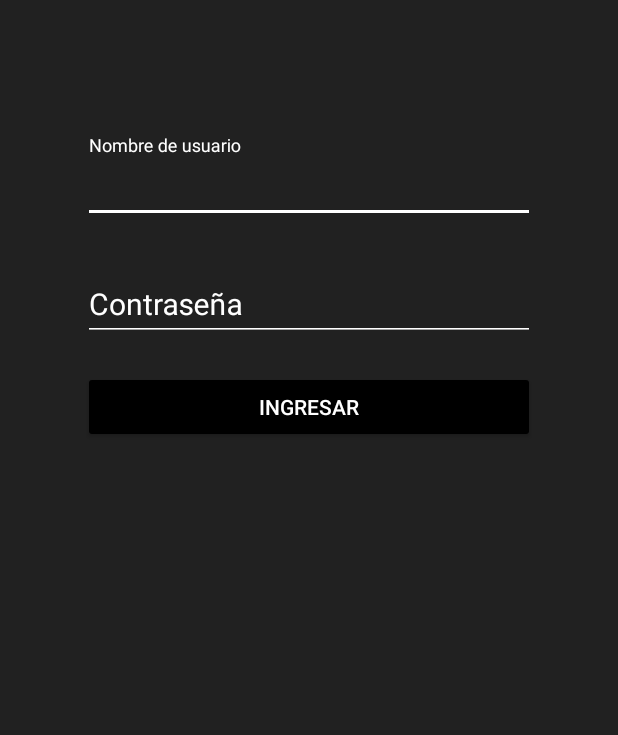
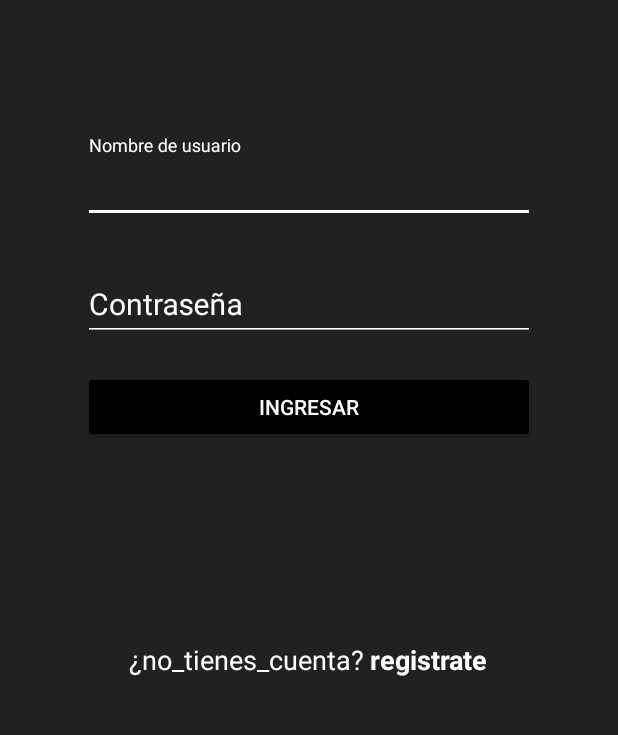
Before and after one commit to FranciscoETSD/PANDORA, an Android app: the screen it shows after launch (LoginActivity), on a phone screen of 412 x 824 dp, the part 360-1095 px from its top. Run offline under Robolectric (Android 15) with nearby library versions, the phone set to English and light mode, and no system bars.

Commit message:
opcion de registro implementado

```diff
--- a/app/src/main/java/com/example/pandora/LoginActivity.java
+++ b/app/src/main/java/com/example/pandora/LoginActivity.java
@@ -3,12 +3,17 @@ package com.example.pandora;
 import androidx.appcompat.app.AppCompatActivity;
 
 import android.os.Bundle;
+import android.view.View;
 
-public class LoginActivity extends AppCompatActivity {
+public class  LoginActivity extends AppCompatActivity {
 
     @Override
     protected void onCreate(Bundle savedInstanceState) {
         super.onCreate(savedInstanceState);
         setContentView(R.layout.activity_login);
     }
+
+    public void goCreateAccount(View view) {
+        System.out.println("-----------> go to create Account");
+    }
 }
--- a/app/src/main/res/layout/activity_login.xml
+++ b/app/src/main/res/layout/activity_login.xml
@@ -73,6 +73,31 @@
                    android:layout_marginTop="@dimen/login_marginTop"
                    android:text="@string/button_text"
                    android:theme="@style/RaiseButtonDark" />
+
+               <RelativeLayout
+                   android:layout_width="match_parent"
+                   android:layout_height="match_parent"
+                   android:gravity="center">
+
+                   <TextView
+                       android:id="@+id/no_tienes_cuenta"
+                       android:layout_width="wrap_content"
+                       android:layout_height="wrap_content"
+                       android:text="@string/no_tienes_cuenta"
+                       android:textColor="@color/textView_textColor"
+                       android:textSize="@dimen/textView_textSize"/>
+
+                   <TextView
+                       android:layout_width="wrap_content"
+                       android:layout_height="wrap_content"
+                       android:layout_marginLeft="4dp"
+                       android:layout_toRightOf="@+id/no_tienes_cuenta"
+                       android:onClick="goCreateAccount"
+                       android:text="@string/registrate"
+                       android:textColor="@color/textView_textColor"
+                       android:textSize="@dimen/textView_textSize"
+                       android:textStyle="bold" />
+               </RelativeLayout>
            </LinearLayout>
        </ScrollView>
     </LinearLayout>
--- a/app/src/main/res/values-night/dimens.xml
+++ b/app/src/main/res/values-night/dimens.xml
@@ -3,4 +3,5 @@
     <dimen name="editText_textSize">20sp</dimen>
     <dimen name="login_horizontalMargin">55dp</dimen>
     <dimen name="login_marginTop">20dp</dimen>
+    <dimen name="textView_textSize">18sp</dimen>
 </resources>
--- a/app/src/main/res/values-night/strings.xml
+++ b/app/src/main/res/values-night/strings.xml
@@ -4,4 +4,6 @@
     <string name="nombre_de_usuario">Nombre de usuario</string>
     <string name="contraseña">Contraseña</string>
     <string name="button_text">INGRESAR</string>
+    <string name="registrate">registrate</string>
+    <string name="no_tienes_cuenta">¿no tienes cuenta?</string>
 </resources>
--- a/app/src/main/res/values/colors.xml
+++ b/app/src/main/res/values/colors.xml
@@ -10,4 +10,6 @@
     <color name="editText_ColorControlActived">#FFFFFF</color>
     <color name="button_textColor">#FFFFFF</color>
     <color name="Rounded">#FFFFFF</color>
+
+    <color name="textView_textColor">#FFFFFF</color>
 </resources>
--- a/app/src/main/res/values/dimens.xml
+++ b/app/src/main/res/values/dimens.xml
@@ -4,4 +4,5 @@
     <dimen name="login_horizontalMargin">55dp</dimen>
     <dimen name="login_marginTop">20dp</dimen>
     <dimen name="borderRadius">50dp</dimen>
+    <dimen name="textView_textSize">18sp</dimen>
 </resources>
--- a/app/src/main/res/values/strings.xml
+++ b/app/src/main/res/values/strings.xml
@@ -3,4 +3,6 @@
     <string name="nombre_de_usuario">Nombre de usuario</string>
     <string name="contraseña">Contraseña</string>
     <string name="button_text">INGRESAR</string>
+    <string name="registrate">registrate</string>
+    <string name="no_tienes_cuenta">¿no_tienes_cuenta?</string>
 </resources>
```
Also changed, not shown: 4 other files.
